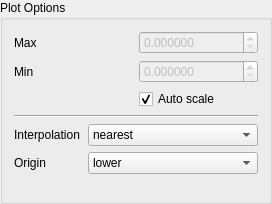
The window that xpaxs/core/fluorescence/ui/ui_plotoptions.ui (praxes/praxes) describes before a commit, drawn with Qt 5.
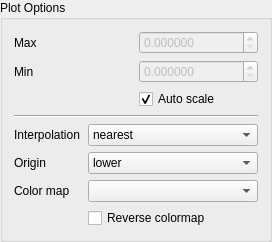
The same window after the commit.

Commit message: add ability to change colormaps

```diff
--- a/xpaxs/core/fluorescence/ui/ui_plotoptions.ui
+++ b/xpaxs/core/fluorescence/ui/ui_plotoptions.ui
@@ -249,6 +249,23 @@
         </property>
        </widget>
       </item>
+      <item row="4" column="1">
+       <widget class="QComboBox" name="colorMapComboBox"/>
+      </item>
+      <item row="4" column="0">
+       <widget class="QLabel" name="label">
+        <property name="text">
+         <string>Color map</string>
+        </property>
+       </widget>
+      </item>
+      <item row="5" column="1">
+       <widget class="QCheckBox" name="reverseColorMapCheckBox">
+        <property name="text">
+         <string>Reverse colormap</string>
+        </property>
+       </widget>
+      </item>
      </layout>
     </widget>
    </item>
```
The commit also changes 2 other files.
